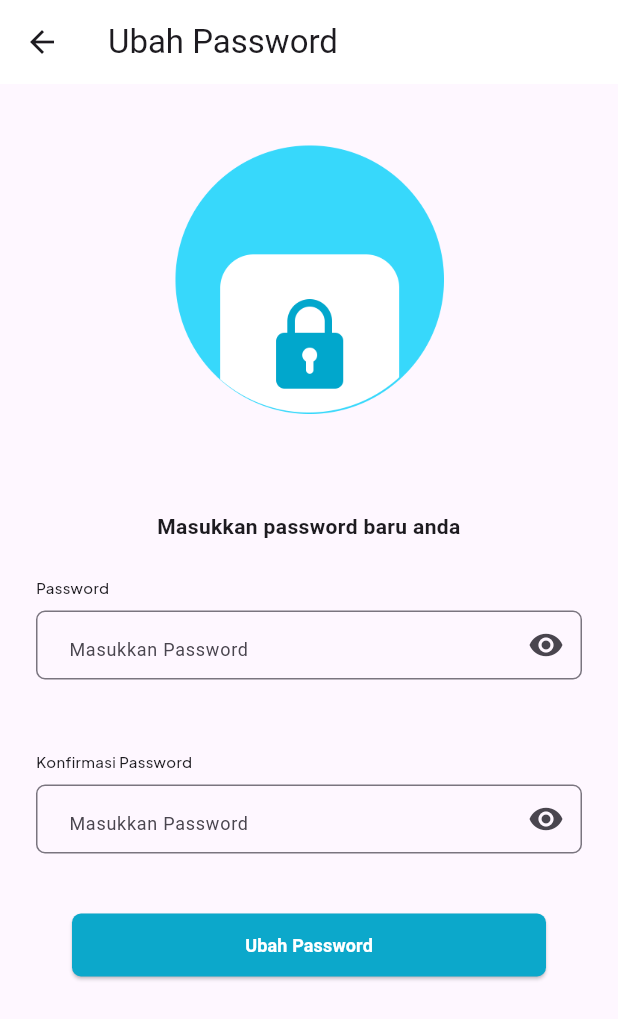
After one commit to RezkiArifin/project_ancol, a Flutter app: the UbahPassScreen screen opened directly, on a phone screen of 412 x 824 dp. The commit adds this screen. Shown: the top 1019 px of the screen. Run offline on Flutter 3.47's test engine with Material 2 defaults, Android fonts, the phone set to English and light mode, and no system bars; our stand-ins replace carousel_slider, google_fonts, syncfusion_flutter_datepicker.

Commit message:
slicing ubah pass screen

```diff
--- /dev/null
+++ b/lib/screens/ubah_password_screen.dart
@@ -0,0 +1,106 @@
+import 'package:flutter/material.dart';
+import 'package:tiket_saya/screens/ubah_password_success_screen.dart';
+
+import '../widget/global/text_field_global_widget.dart';
+
+class UbahPassScreen extends StatelessWidget {
+  const UbahPassScreen({super.key});
+
+  @override
+  Widget build(BuildContext context) {
+    return Scaffold(
+      appBar: AppBar(
+        elevation: 0,
+        backgroundColor: Colors.white,
+        title: const Text('Ubah Password'),
+      ),
+      body: SingleChildScrollView(
+        child: Padding(
+          padding: const EdgeInsets.symmetric(horizontal: 24),
+          child: Column(
+            crossAxisAlignment: CrossAxisAlignment.start,
+            children: [
+              const SizedBox(
+                height: 40,
+              ),
+              Center(
+                child: Image.asset(
+                  "assets/images/ubah-pass.png",
+                  width: 180,
+                  height: 180,
+                ),
+              ),
+              const SizedBox(
+                height: 65,
+              ),
+              const Center(
+                child: Text(
+                  "Masukkan password baru anda",
+                  style: TextStyle(
+                    fontWeight: FontWeight.w600,
+                    fontSize: 14,
+                  ),
+                  textAlign: TextAlign.center,
+                ),
+              ),
+              const Padding(
+                padding: EdgeInsets.symmetric(vertical: 24),
+                child: TextFieldWidget(
+                  height: 46,
+                  title: "Password",
+                  isValidTextField: true,
+                  errorMessage: "",
+                  hintText: "Masukkan Password",
+                  suffixIconWidget: Icon(Icons.remove_red_eye),
+                  decoration: InputDecoration(),
+                ),
+              ),
+              const Padding(
+                padding: EdgeInsets.only(top: 24),
+                child: TextFieldWidget(
+                  height: 46,
+                  title: "Konfirmasi Password",
+                  isValidTextField: true,
+                  errorMessage: "",
+                  hintText: "Masukkan Password",
+                  suffixIconWidget: Icon(Icons.remove_red_eye),
+                  decoration: InputDecoration(),
+                ),
+              ),
+              const SizedBox(
+                height: 40,
+              ),
+              Padding(
+                padding: const EdgeInsets.symmetric(horizontal: 24),
+                child: SizedBox(
+                  width: double.infinity,
+                  height: 42,
+                  child: ElevatedButton(
+                    style: ElevatedButton.styleFrom(
+                      backgroundColor: const Color.fromARGB(255, 12, 168, 203),
+                      shape: RoundedRectangleBorder(
+                        borderRadius: BorderRadius.circular(6),
+                      ),
+                      padding: const EdgeInsets.symmetric(horizontal: 6),
+                    ),
+                    onPressed: () {
+                      Navigator.of(context).push(MaterialPageRoute(
+                          builder: (context) => const UbahPassSukses()));
+                    },
+                    child: const Text(
+                      'Ubah Password',
+                      style: TextStyle(
+                          color: Colors.white,
+                          fontWeight: FontWeight.w600,
+                          fontSize: 12),
+                    ),
+                  ),
+                ),
+              ),
+            ],
+          ),
+        ),
+      ),
+    );
+  }
+}
```
Also changed, not shown: lib/screens/pengaturan_screen.dart (+9 -1 lines), lib/screens/ubah_password_success_screen.dart (added, +73 -0 lines), assets/images/ubah-pass.png (added).
